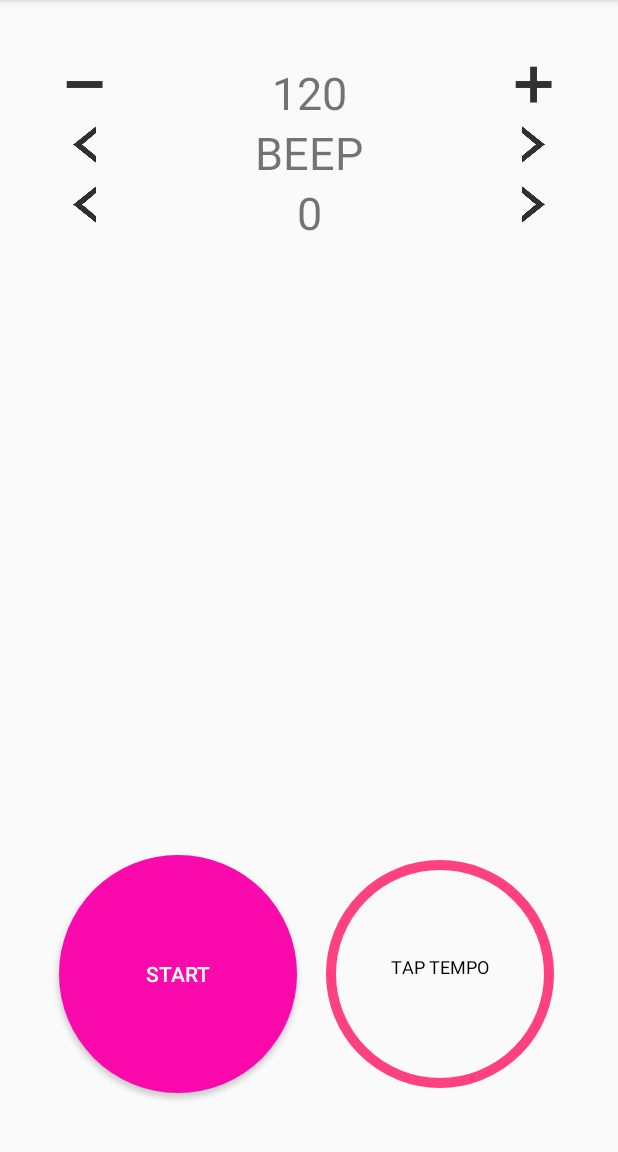
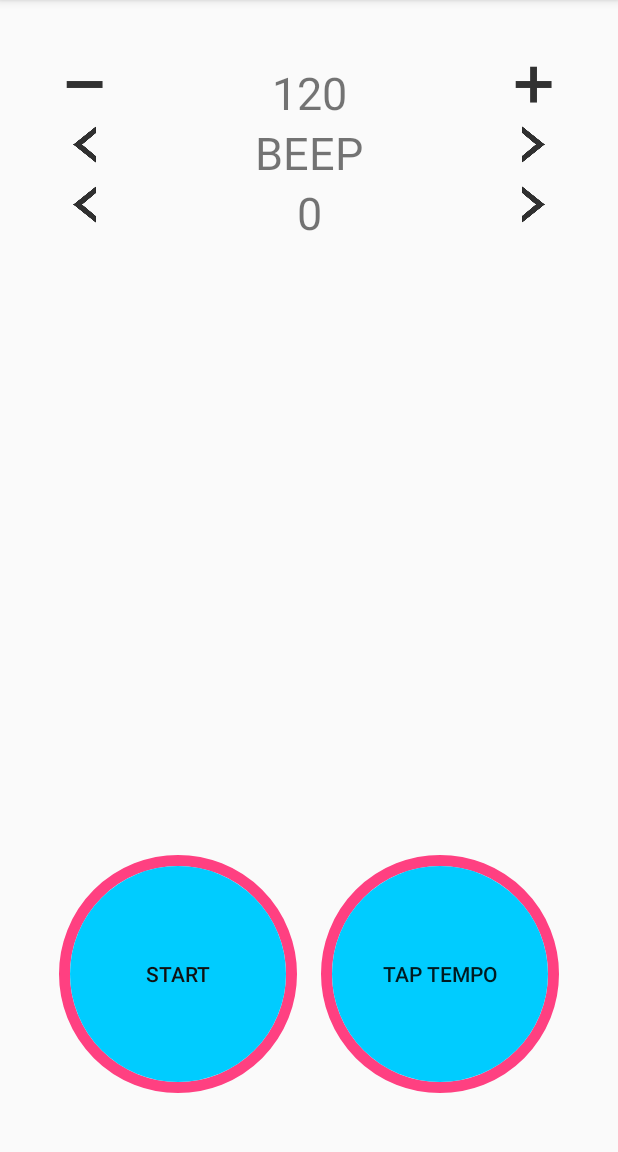
Before and after one commit to gerosyab/Guitaroid, an Android app: the MetronomeActivity screen opened directly, with no data from a screen before it, on a phone screen of 412 x 824 dp, the part 84-1236 px from its top. Run offline under Robolectric (Android 15) with nearby library versions, the phone set to English and light mode, and no system bars; 4 statements that could not run were skipped.

Commit message:
Initial Commit

```diff
--- a/app/src/main/java/net/gerosyab/guitaroid/activity/MetronomeActivity.java
+++ b/app/src/main/java/net/gerosyab/guitaroid/activity/MetronomeActivity.java
@@ -1,5 +1,7 @@
 package net.gerosyab.guitaroid.activity;
 
+import android.animation.AnimatorSet;
+import android.animation.ObjectAnimator;
 import android.app.ActivityManager;
 import android.content.BroadcastReceiver;
 import android.content.ComponentName;
@@ -7,7 +9,10 @@ import android.content.Context;
 import android.content.Intent;
 import android.content.IntentFilter;
 import android.content.ServiceConnection;
+import android.graphics.drawable.AnimationDrawable;
+import android.graphics.drawable.Drawable;
 import android.os.Bundle;
+import android.os.Handler;
 import android.os.IBinder;
 import android.os.Messenger;
 import android.os.Vibrator;
@@ -16,7 +21,11 @@ import android.support.v7.app.AppCompatActivity;
 import android.util.Log;
 import android.view.MotionEvent;
 import android.view.View;
+import android.view.animation.Animation;
+import android.view.animation.AnimationUtils;
+import android.view.animation.ScaleAnimation;
 import android.widget.Button;
+import android.widget.ImageView;
 import android.widget.TextView;
 import android.widget.Toast;
 
@@ -44,8 +53,9 @@ public class MetronomeActivity extends AppCompatActivity {
     BroadcastReceiver broadcastReceiver;
     AutoRepeatImageView bpmMinusImg, bpmPlusImg, accentPrevImg, accentNextImg, soundPrevImg, soundNextImg;
     TextView bpmText, accentText, soundText;
+    ImageView button1BackgroundImage, button2BackgroudImage;
     CircleButton button1;
-    CircleProgressButton button2;
+    CircleButton button2;
     private long tapStartTime;
     private long tapEndTime;
     long bpm = 120;
@@ -57,6 +67,7 @@ public class MetronomeActivity extends AppCompatActivity {
     Vibrator vibes;
     BpmUtil bpmUtil;
     public static long BPM_CALC_RESET_DURATION = 5000;
+    Animation tapAnim;
 
 
     @Override
@@ -64,6 +75,8 @@ public class MetronomeActivity extends AppCompatActivity {
         super.onCreate(savedInstanceState);
         context = getApplicationContext();
         setContentView(R.layout.activity_metronome);
+
+        tapAnim = AnimationUtils.loadAnimation(context, R.anim.tap_anim);
 
         bpmUtil = new BpmUtil();
         vibes = (Vibrator) getSystemService(Context.VIBRATOR_SERVICE);
@@ -161,7 +174,7 @@ public class MetronomeActivity extends AppCompatActivity {
 
     private void initViews() {
         button1 = (CircleButton) findViewById(R.id.button1);
-        button2 = (CircleProgressButton) findViewById(R.id.button2);
+        button2 = (CircleButton) findViewById(R.id.button2);
         bpmMinusImg = (AutoRepeatImageView) findViewById(R.id.activity_metronome_bpm_minus_img);
         bpmPlusImg = (AutoRepeatImageView) findViewById(R.id.activity_metronome_bpm_plus_img);
         accentPrevImg = (AutoRepeatImageView) findViewById(R.id.activity_metronome_accent_prev_img);
@@ -171,6 +184,8 @@ public class MetronomeActivity extends AppCompatActivity {
         bpmText = (TextView) findViewById(R.id.activity_metronome_bpm_text);
         accentText = (TextView) findViewById(R.id.activity_metronome_accent_text);
         soundText = (TextView) findViewById(R.id.activity_metronome_sound_text);
+        button1BackgroundImage = (ImageView) findViewById(R.id.button1BackgroundImage);
+        button2BackgroudImage = (ImageView) findViewById(R.id.button2BackgroundImage);
 
         bpmText.setText(bpm + "");
         soundText.setText(Constants.METRONOME.SOUND_RESOURCE_NAME_LIST[sound]);
@@ -301,6 +316,7 @@ public class MetronomeActivity extends AppCompatActivity {
         button1.setOnClickListener(new View.OnClickListener() {
             @Override
             public void onClick(View view) {
+
 //                isAlive = isServiceRunningInForeground(getApplicationContext(), MetronomeService.class);
                 Intent intent = new Intent(MetronomeActivity.this, MetronomeService.class);
 //                if (!isAlive) {
@@ -330,12 +346,19 @@ public class MetronomeActivity extends AppCompatActivity {
         button2.setOnClickListener(new View.OnClickListener() {
             @Override
             public void onClick(View view) {
+                if (timer != null) {
+                    Log.i(LOG_TAG, "timer.cancel()");
+                    timer.cancel();
+                }
+
                 vibes.vibrate(50);
                 bpmUtil.tap();
-                button2.startAnimation((int) bpm);
-                if (timer != null) {
-                    timer.cancel();
-                }
+                long tapAnimDuration = 200;
+                if(bpm != 0) tapAnimDuration = (1000 * 60 / bpm);
+                tapAnim.setDuration(tapAnimDuration);
+                tapAnim.setRepeatCount(Animation.INFINITE);
+                tapAnim.setRepeatMode(Animation.RESTART);
+
                 timer = new Timer("BPM UTIL TIMER", true);
                 timer.schedule(new TimerTask() {
                     @Override
@@ -344,12 +367,16 @@ public class MetronomeActivity extends AppCompatActivity {
                         runOnUiThread(new Runnable() {
                             @Override
                             public void run() {
-                                button2.stopAnimation();
+                                Log.i(LOG_TAG, "clearAnimation()");
+                                button2BackgroudImage.clearAnimation();
                             }
                         });
                     }
                 }, BPM_CALC_RESET_DURATION);
-//                updateView();
+
+                button2BackgroudImage.clearAnimation();
+                button2BackgroudImage.startAnimation(tapAnim);
+
                 if(bpmUtil.taps.size() >= 2){
                     bpm = bpmUtil.getBpm();
                     bpmText.setText(bpm + "");
@@ -359,5 +386,6 @@ public class MetronomeActivity extends AppCompatActivity {
                 }
             }
         });
+
     }
 }
--- a/app/src/main/java/net/gerosyab/guitaroid/view/CircleProgressButton.java
+++ b/app/src/main/java/net/gerosyab/guitaroid/view/CircleProgressButton.java
@@ -67,8 +67,8 @@ public class CircleProgressButton extends View {
     private void init(Context context, AttributeSet attrs) {
         int backgroundColor = DEFAULT_BACKGROUND_COLOR;
         int outerColor = ContextCompat.getColor(context, R.color.colorCircleOuter);
-        int progressColor = ContextCompat.getColor(context, R.color.colorCircleProgress);
-        int textColor = ContextCompat.getColor(context, R.color.colorCircleProgressText);
+        int progressColor = ContextCompat.getColor(context, R.color.colorCircleInner);
+        int textColor = ContextCompat.getColor(context, android.R.color.black);
         float textSize = getResources().getDimension(R.dimen.circleProgressTextSize);
         float outerSize = getResources().getDimension(R.dimen.circleProgressOuterSize);
 
--- /dev/null
+++ b/app/src/main/res/drawable/circle_border.xml
@@ -0,0 +1,7 @@
+<?xml version="1.0" encoding="utf-8"?>
+<shape xmlns:android="http://schemas.android.com/apk/res/android"
+    android:shape="oval">
+    <stroke
+        android:width="@dimen/circleBorderWidth"
+        android:color="@color/colorAccent" />
+</shape>
--- /dev/null
+++ b/app/src/main/res/drawable/circle_button.xml
@@ -0,0 +1,4 @@
+<?xml version="1.0" encoding="utf-8"?>
+<selector xmlns:android="http://schemas.android.com/apk/res/android">
+    <item android:drawable="@drawable/circle_inner_pressed" android:state_pressed="true"></item>
+</selector>
--- /dev/null
+++ b/app/src/main/res/drawable/circle_inner.xml
@@ -0,0 +1,6 @@
+<?xml version="1.0" encoding="utf-8"?>
+<shape xmlns:android="http://schemas.android.com/apk/res/android"
+    android:shape="oval">
+    <solid
+        android:color="@color/colorCircleInner" />
+</shape>
--- /dev/null
+++ b/app/src/main/res/drawable/circle_inner_pressed.xml
@@ -0,0 +1,6 @@
+<?xml version="1.0" encoding="utf-8"?>
+<shape xmlns:android="http://schemas.android.com/apk/res/android"
+    android:shape="oval">
+    <solid
+        android:color="@color/colorCircleInnerPressed" />
+</shape>
--- a/app/src/main/res/drawable/round_button.xml
+++ /dev/null
@@ -1,13 +0,0 @@
-<?xml version="1.0" encoding="utf-8"?>
-<selector xmlns:android="http://schemas.android.com/apk/res/android">
-    <item android:state_pressed="false">
-        <shape android:shape="oval">
-            <solid android:color="#fa09ad"/>
-        </shape>
-    </item>
-    <item android:state_pressed="true">
-        <shape android:shape="oval">
-            <solid android:color="#c20586"/>
-        </shape>
-    </item>
-</selector>
--- a/app/src/main/res/layout/activity_metronome.xml
+++ b/app/src/main/res/layout/activity_metronome.xml
@@ -116,31 +116,54 @@
             app:layout_constraintTop_toBottomOf="@+id/activity_metronome_sound_prev_img"
             app:layout_constraintRight_toRightOf="parent"
             app:layout_constraintLeft_toRightOf="@+id/activity_metronome_accent_text" />
-
-        <net.gerosyab.guitaroid.view.CircleButton
-            android:id="@+id/button1"
+        <FrameLayout
+            android:id="@+id/button1WrapperFrame"
             android:layout_width="0dp"
             android:layout_height="wrap_content"
             android:layout_margin="8dp"
-            android:text="START"
-            android:textColor="#FFFFFF"
-            android:textAlignment="center"
-            android:background="@drawable/round_button"
+            android:background="@drawable/circle_border"
             app:layout_constraintLeft_toLeftOf="parent"
             app:layout_constraintBottom_toBottomOf="parent"
             app:layout_constraintHorizontal_weight="1"
-            app:layout_constraintRight_toLeftOf="@+id/button2"/>
-
-        <net.gerosyab.guitaroid.view.CircleProgressButton
-            android:id="@+id/button2"
+            app:layout_constraintRight_toLeftOf="@+id/button2WrapperFrame">
+            <net.gerosyab.guitaroid.view.CircleButton
+                android:id="@+id/button1"
+                android:layout_width="match_parent"
+                android:layout_height="wrap_content"
+                android:layout_margin="@dimen/circleBorderWidth"
+                android:background="@drawable/circle_button"
+                android:text="START"
+                android:textColor="#111111" />
+            <ImageView
+                android:id="@+id/button1BackgroundImage"
+                android:layout_width="match_parent"
+                android:layout_height="match_parent"
+                android:layout_margin="@dimen/circleBorderWidth"
+                android:src="@drawable/circle_inner"/>
+        </FrameLayout>
+        <FrameLayout
+            android:id="@+id/button2WrapperFrame"
             android:layout_width="0dp"
             android:layout_height="wrap_content"
             android:layout_margin="8dp"
-            android:text="TAP TEMPO"
-            app:text="TAP TEMPO"
+            android:background="@drawable/circle_border"
             app:layout_constraintRight_toRightOf="parent"
             app:layout_constraintBottom_toBottomOf="parent"
-            app:layout_constraintLeft_toRightOf="@+id/button1"
-            app:layout_constraintHorizontal_weight="1" />
+            app:layout_constraintLeft_toRightOf="@+id/button1WrapperFrame"
+            app:layout_constraintHorizontal_weight="1">
+            <net.gerosyab.guitaroid.view.CircleButton
+                android:id="@+id/button2"
+                android:layout_width="match_parent"
+                android:layout_height="wrap_content"
+                android:layout_margin="@dimen/circleBorderWidth"
+                android:background="@drawable/circle_button"
+                android:text="TAP TEMPO" />
+            <ImageView
+                android:id="@+id/button2BackgroundImage"
+                android:layout_width="match_parent"
+                android:layout_height="match_parent"
+                android:layout_margin="@dimen/circleBorderWidth"
+                android:src="@drawable/circle_inner"/>
+        </FrameLayout>
     </android.support.constraint.ConstraintLayout>
 </RelativeLayout>
--- a/app/src/main/res/values/colors.xml
+++ b/app/src/main/res/values/colors.xml
@@ -3,7 +3,7 @@
     <color name="colorPrimary">#3F51B5</color>
     <color name="colorPrimaryDark">#303F9F</color>
     <color name="colorAccent">#FF4081</color>
-    <color name="colorCircleProgress">#00ccff</color>
+    <color name="colorCircleInner">#00ccff</color>
     <color name="colorCircleOuter">#FF4081</color>
-    <color name="colorCircleProgressText">#000000</color>
+    <color name="colorCircleInnerPressed">#0099bb</color>
 </resources>
--- a/app/src/main/res/values/dimens.xml
+++ b/app/src/main/res/values/dimens.xml
@@ -4,4 +4,5 @@
     <dimen name="activity_vertical_margin">16dp</dimen>
     <dimen name="circleProgressTextSize">12sp</dimen>
     <dimen name="circleProgressOuterSize">15dp</dimen>
+    <dimen name="circleBorderWidth">7dp</dimen>
 </resources>
```
Also changed, not shown: app/src/main/res/anim/tap_anim.xml (added, +15 -0 lines).
